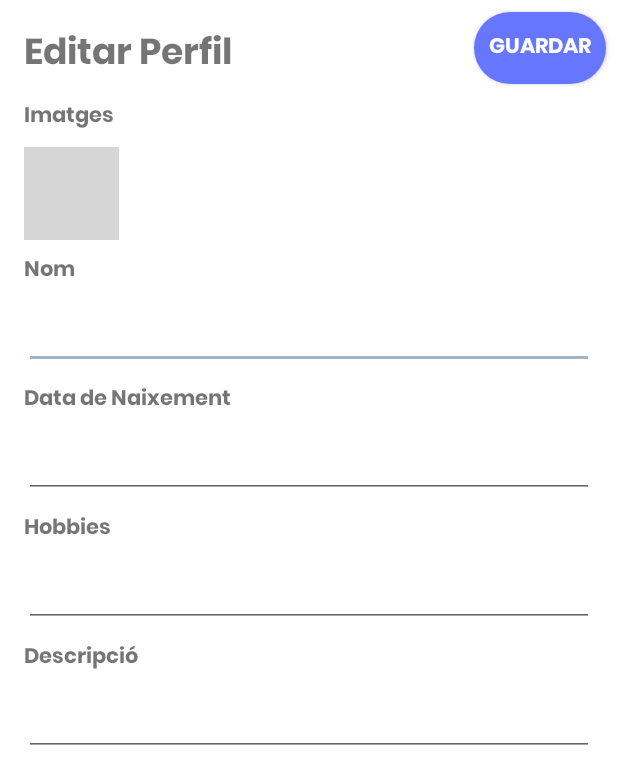
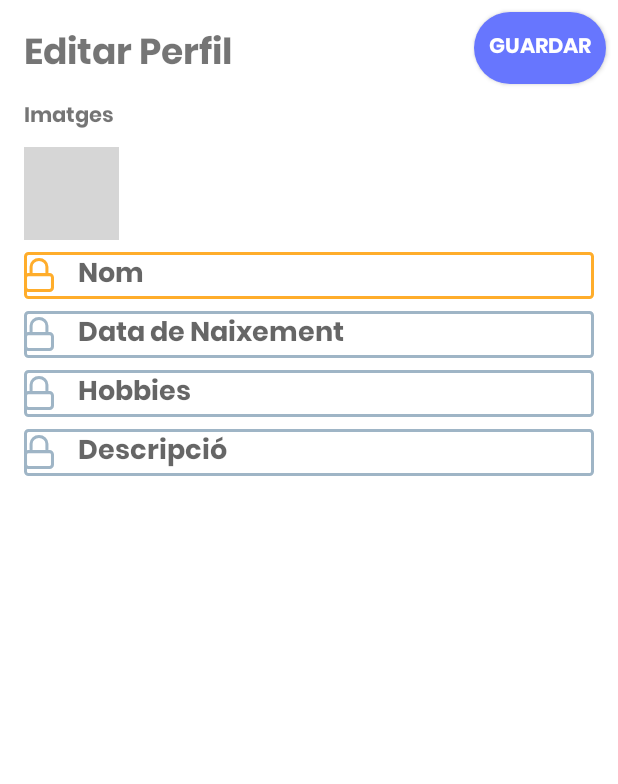
Before and after one commit to AndresOtalora01/GroupZ, an Android app: the layout fragment_edit_profile.xml on its own in the app's theme, with its tools: preview values and no code run, on a phone screen of 412 x 824 dp. Shown: the top 784 px of the screen. Run offline under Robolectric (Android 15) with nearby library versions, the phone set to English and light mode, and no system bars; grey boxes are pictures that could not be loaded.

Commit message:
Comentado acceso a metodos no funcionales, que hacian crashear la app, hasta futuro arreglo Arreglado basico del diseño de Editar Perfil.

```diff
--- a/app/src/main/java/cat/copernic/groupz/ui/activities/main/fragments/profile/EditProfileFragment.kt
+++ b/app/src/main/java/cat/copernic/groupz/ui/activities/main/fragments/profile/EditProfileFragment.kt
@@ -30,7 +30,7 @@ class EditProfileFragment : Fragment() {
     override fun onViewCreated(view: View, savedInstanceState: Bundle?) {
         super.onViewCreated(view, savedInstanceState)
         binding = FragmentEditProfileBinding.bind(view)
-        setDataOnFragment(getData())
+        //setDataOnFragment(getData())
 
         binding.btnSaveProfile.setOnClickListener {
             if (saveData()) {
--- a/app/src/main/java/cat/copernic/groupz/ui/activities/main/fragments/profile/ProfileFragment.kt
+++ b/app/src/main/java/cat/copernic/groupz/ui/activities/main/fragments/profile/ProfileFragment.kt
@@ -27,8 +27,10 @@ class ProfileFragment : Fragment() {
     override fun onViewCreated(view: View, savedInstanceState: Bundle?) {
         super.onViewCreated(view, savedInstanceState)
         binding = FragmentProfileBinding.bind(view)
-        var userA = createUserObject()
-        userToFragment(userA)
+        //var userA = createUserObject()
+        //userToFragment(userA)
+        binding.btToEditProfile.visibility = View.VISIBLE
+
         binding.btToEditProfile.setOnClickListener {
             findNavController().navigate(R.id.action_profileFragment_to_editProfileFragment)
         }
--- a/app/src/main/res/layout/fragment_edit_profile.xml
+++ b/app/src/main/res/layout/fragment_edit_profile.xml
@@ -62,19 +62,6 @@
         app:layout_constraintTop_toBottomOf="@+id/tvImages"
         tools:src="@tools:sample/avatars" />
 
-    <TextView
-        android:id="@+id/tvNameEdit"
-        android:layout_width="wrap_content"
-        android:layout_height="wrap_content"
-        android:layout_marginStart="16dp"
-        android:layout_marginTop="8dp"
-        android:layout_marginEnd="16dp"
-        android:fontFamily="@font/poppins_bold"
-        android:text="@string/name"
-        app:layout_constraintEnd_toEndOf="parent"
-        app:layout_constraintHorizontal_bias="0.0"
-        app:layout_constraintStart_toStartOf="parent"
-        app:layout_constraintTop_toBottomOf="@+id/imageView" />
 
     <EditText
         android:id="@+id/etNameEdit"
@@ -83,26 +70,19 @@
         android:layout_marginStart="16dp"
         android:layout_marginTop="8dp"
         android:layout_marginEnd="16dp"
+        android:background="@drawable/custom_edit_text"
+        android:drawableStart="@drawable/custom_icon_password"
+        android:drawablePadding="16dp"
+        android:fontFamily="@font/poppins_bold"
         android:ems="10"
+        android:hint="@string/name"
         android:inputType="textPersonName"
         app:layout_constraintEnd_toEndOf="parent"
         app:layout_constraintHorizontal_bias="0.0"
         app:layout_constraintStart_toStartOf="parent"
-        app:layout_constraintTop_toBottomOf="@+id/tvNameEdit" />
+        app:layout_constraintTop_toBottomOf="@+id/imageView" />
 
-    <TextView
-        android:id="@+id/tvDateEdit"
-        android:layout_width="wrap_content"
-        android:layout_height="wrap_content"
-        android:layout_marginStart="16dp"
-        android:layout_marginTop="8dp"
-        android:layout_marginEnd="16dp"
-        android:fontFamily="@font/poppins_bold"
-        android:text="@string/birth"
-        app:layout_constraintEnd_toEndOf="parent"
-        app:layout_constraintHorizontal_bias="0.0"
-        app:layout_constraintStart_toStartOf="parent"
-        app:layout_constraintTop_toBottomOf="@+id/etNameEdit" />
+
 
     <EditText
         android:id="@+id/etDateEdit"
@@ -111,25 +91,17 @@
         android:layout_marginStart="16dp"
         android:layout_marginTop="8dp"
         android:layout_marginEnd="16dp"
+        android:background="@drawable/custom_edit_text"
+        android:drawableStart="@drawable/custom_icon_password"
+        android:drawablePadding="16dp"
+        android:hint="@string/birth"
+        android:fontFamily="@font/poppins_bold"
         android:ems="10"
         android:inputType="date"
         app:layout_constraintEnd_toEndOf="parent"
         app:layout_constraintStart_toStartOf="parent"
-        app:layout_constraintTop_toBottomOf="@+id/tvDateEdit" />
+        app:layout_constraintTop_toBottomOf="@+id/etNameEdit" />
 
-    <TextView
-        android:id="@+id/tvHobbiesEdit"
-        android:layout_width="wrap_content"
-        android:layout_height="wrap_content"
-        android:layout_marginStart="16dp"
-        android:layout_marginTop="8dp"
-        android:layout_marginEnd="16dp"
-        android:fontFamily="@font/poppins_bold"
-        android:text="@string/hobbies"
-        app:layout_constraintEnd_toEndOf="parent"
-        app:layout_constraintHorizontal_bias="0.0"
-        app:layout_constraintStart_toStartOf="parent"
-        app:layout_constraintTop_toBottomOf="@+id/etDateEdit" />
 
     <EditText
         android:id="@+id/etHobbieEdit"
@@ -138,26 +110,18 @@
         android:layout_marginStart="16dp"
         android:layout_marginTop="8dp"
         android:layout_marginEnd="16dp"
+        android:background="@drawable/custom_edit_text"
+        android:drawableStart="@drawable/custom_icon_password"
+        android:drawablePadding="16dp"
+        android:fontFamily="@font/poppins_bold"
         android:ems="10"
         android:inputType="textPersonName"
+        android:hint="@string/hobbies"
         app:layout_constraintEnd_toEndOf="parent"
         app:layout_constraintHorizontal_bias="0.0"
         app:layout_constraintStart_toStartOf="parent"
-        app:layout_constraintTop_toBottomOf="@+id/tvHobbiesEdit" />
+        app:layout_constraintTop_toBottomOf="@+id/etDateEdit" />
 
-    <TextView
-        android:id="@+id/tvDescriptionEdit"
-        android:layout_width="wrap_content"
-        android:layout_height="wrap_content"
-        android:layout_marginStart="16dp"
-        android:layout_marginTop="8dp"
-        android:layout_marginEnd="16dp"
-        android:fontFamily="@font/poppins_bold"
-        android:text="@string/description"
-        app:layout_constraintEnd_toEndOf="parent"
-        app:layout_constraintHorizontal_bias="0.0"
-        app:layout_constraintStart_toStartOf="parent"
-        app:layout_constraintTop_toBottomOf="@+id/etHobbieEdit" />
 
     <EditText
         android:id="@+id/etDescriptionEdit"
@@ -166,11 +130,16 @@
         android:layout_marginStart="16dp"
         android:layout_marginTop="8dp"
         android:layout_marginEnd="16dp"
+        android:background="@drawable/custom_edit_text"
+        android:drawableStart="@drawable/custom_icon_password"
+        android:drawablePadding="16dp"
+        android:fontFamily="@font/poppins_bold"
+        android:hint="@string/description"
         android:ems="10"
         android:gravity="start|top"
         android:inputType="textMultiLine"
         app:layout_constraintEnd_toEndOf="parent"
         app:layout_constraintHorizontal_bias="0.0"
         app:layout_constraintStart_toStartOf="parent"
-        app:layout_constraintTop_toBottomOf="@+id/tvDescriptionEdit" />
+        app:layout_constraintTop_toBottomOf="@+id/etHobbieEdit" />
 </androidx.constraintlayout.widget.ConstraintLayout>
```
